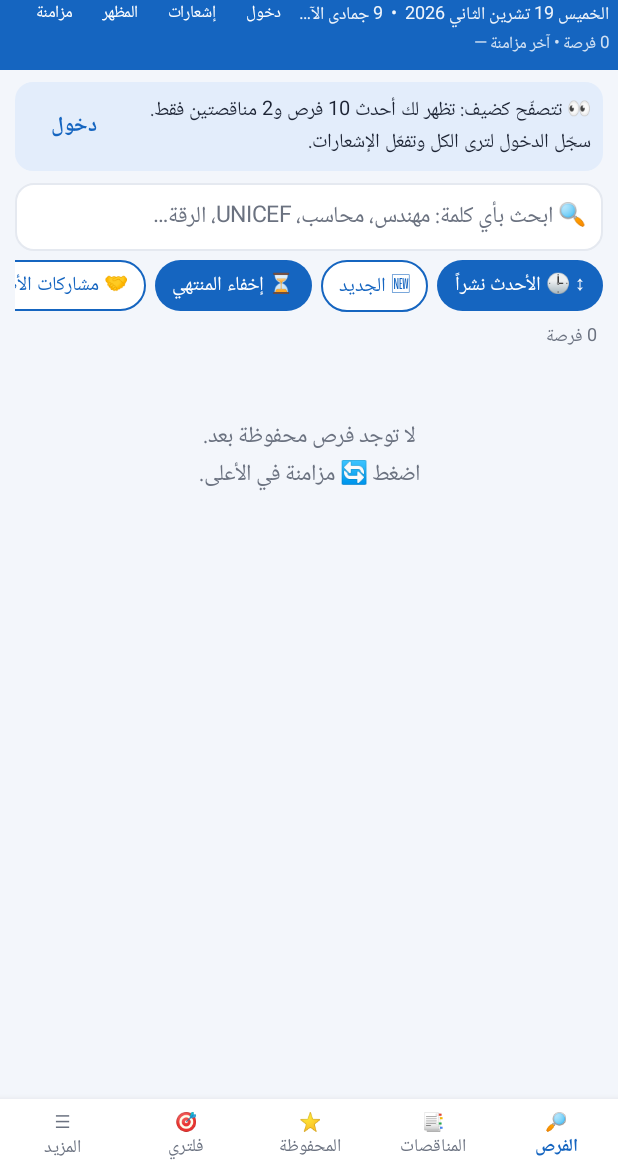
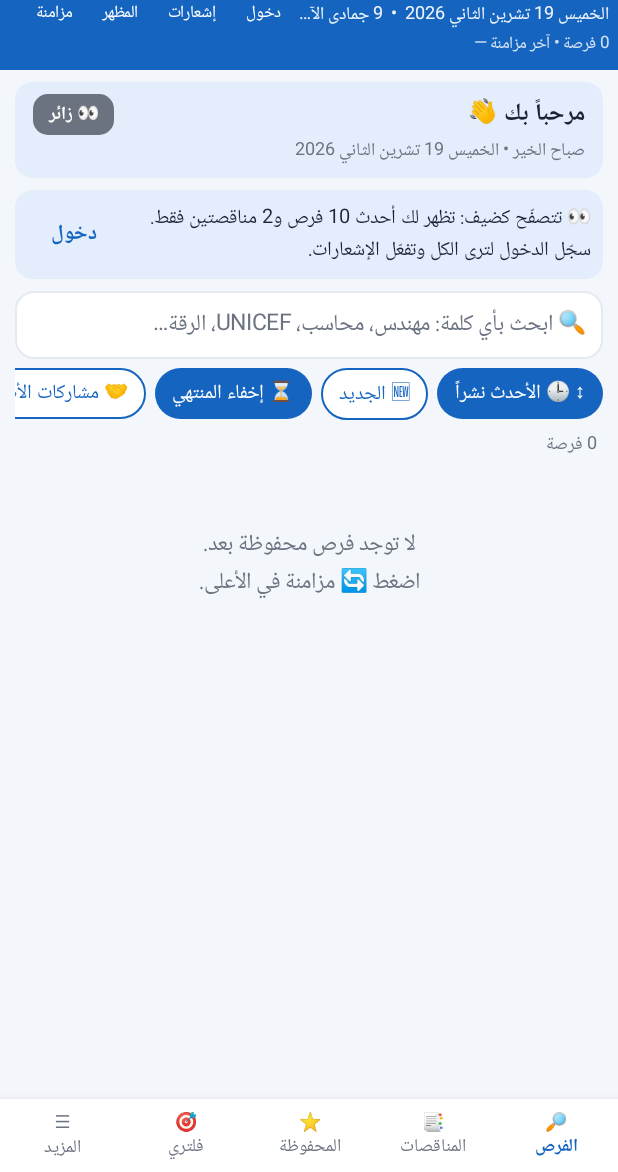
Before and after one commit to makanona-team/wazifati, an Android app: the screen it shows after launch (MainActivity), after a tap on "👀 تصفّح كضيف بدون حساب", on a phone screen of 412 x 824 dp, the part 64-1236 px from its top. Run offline under Robolectric (Android 15) with nearby library versions, the phone set to English and light mode, and no system bars; network calls fail.

Commit message:
Release 2.2: update bar and check on sync, welcome card with role badge, version distribution for admin
Co-Authored-By: Claude Sonnet 5.5 <noreply@anthropic.com>
Claude-Session: https://claude.ai/code/session_015xrSH5pDaPkUDUzr5UHwYm

```diff
--- a/app/build.gradle
+++ b/app/build.gradle
@@ -18,8 +18,8 @@ android {
         applicationId 'com.feras.wazifati'
         minSdk 26
         targetSdk 34
-        versionCode 12
-        versionName '2.1'
+        versionCode 13
+        versionName '2.2'
         buildConfigField 'String', 'API_URL', "\"${apiUrl}\""
         buildConfigField 'String', 'GOOGLE_CLIENT_ID', "\"${googleClientId}\""
     }
--- a/app/src/main/java/com/feras/wazifati/MainActivity.java
+++ b/app/src/main/java/com/feras/wazifati/MainActivity.java
@@ -500,6 +500,7 @@ public class MainActivity extends Activity {
             try { n = Sync.run(app, false); }
             catch (Api.AuthException e) { auth = true; err = e.getMessage(); }
             catch (Throwable e) { err = e.getMessage(); }
+            final Updater.Info upd = Updater.refreshLatest(app, manual) == null ? null : Updater.newer(app);
             final String fe = err;
             final boolean fa = auth;
             final int fn = n;
@@ -516,6 +517,7 @@ public class MainActivity extends Activity {
                 if (!wasSetup && Store.p(this).getBoolean("setup_done", false) && tab == T_FILTER) show(T_JOBS);
                 else if (tab != T_FILTER) show(tab);
                 maybeNagPower();
+                if (manual && upd != null) showUpdateDialog(upd);
             });
         }).start();
     }
@@ -651,6 +653,10 @@ public class MainActivity extends Activity {
         LinearLayout l = new LinearLayout(this);
         l.setOrientation(LinearLayout.VERTICAL);
         l.setPadding(dp(this, 10), dp(this, 8), dp(this, 10), 0);
+
+        l.addView(welcomeCard(), lpm(this, -1, -2, 0, 8));
+        View ub = updateBar();
+        if (ub != null) l.addView(ub, lpm(this, -1, -2, 0, 8));
 
         if (guest()) {
             LinearLayout gb = row(this);
@@ -2124,6 +2130,18 @@ public class MainActivity extends Activity {
             JSONArray a = r.optJSONArray("users");
             if (a == null) return;
             l.addView(section("👥 " + a.length() + " مستخدم"));
+            java.util.TreeMap<String, Integer> vc = new java.util.TreeMap<>((x, y) -> Updater.cmp(y, x));
+            String latest = Store.p(this).getString("upd_ver", "");
+            for (int k = 0; k < a.length(); k++) {
+                JSONObject uu = a.optJSONObject(k);
+                String vv = uu == null ? "" : str(uu, "ver");
+                vc.merge(vv.isEmpty() ? "?" : vv, 1, Integer::sum);
+            }
+            StringBuilder vs = new StringBuilder("📲 النسخ المنتشرة:");
+            for (java.util.Map.Entry<String, Integer> e : vc.entrySet()) vs.append("\n  ").append(e.getKey()).append(" ← ").append(e.getValue()).append(" مستخدم");
+            LinearLayout vcard = card(this);
+            vcard.addView(text(this, vs.toString(), 13, TEXT, false));
+            l.addView(vcard, lpm(this, -1, -2, 0, 8));
             String meEmail = Store.p(this).getString("email", "");
             for (int i = 0; i < a.length(); i++) {
                 JSONObject u = a.optJSONObject(i);
@@ -2137,7 +2155,7 @@ public class MainActivity extends Activity {
                 String model = str(u, "model"), ver = str(u, "ver");
                 c.addView(text(this, "🕒 آخر نشاط: " + (u.optLong("last_seen") > 0 ? ago(u.optLong("last_seen")) : "—")
                         + " • مصادر: " + u.optInt("contrib") + " • مشاركات: " + u.optInt("shares")
-                        + (model.isEmpty() ? "" : "\n📱 " + model + (ver.isEmpty() ? "" : " • v" + ver)), 12, MUTED, false));
+                        + (model.isEmpty() ? "" : "\n📱 " + model + (ver.isEmpty() ? "" : " • v" + ver + (!latest.isEmpty() && Updater.cmp(latest, ver) > 0 ? " 🟠 قديم" : ""))), 12, MUTED, false));
                 if (!email.equals("eng.feras8585@gmail.com") && !email.equals(meEmail)) {
                     LinearLayout r2 = row(this);
                     Button role = button(this, isAdmin ? "إزالة صلاحية الأدمن" : "اجعله أدمن", false);
@@ -2426,12 +2444,62 @@ public class MainActivity extends Activity {
                     if (!quiet) Toast.makeText(this, "لديك آخر إصدار ✅", Toast.LENGTH_SHORT).show();
                     return;
                 }
-                new AlertDialog.Builder(this).setTitle("إصدار جديد " + fi.version)
-                        .setMessage(Updater.clean(fi.notes))
-                        .setPositiveButton("تحميل وتثبيت", (d, w) -> download(fi))
-                        .setNegativeButton("لاحقاً", null).show();
+                showUpdateDialog(fi);
             });
         }).start();
+    }
+
+    private void showUpdateDialog(Updater.Info fi) {
+        if (isFinishing()) return;
+        new AlertDialog.Builder(this).setTitle("إصدار جديد " + fi.version)
+                .setMessage(Updater.clean(fi.notes))
+                .setPositiveButton("تحميل وتثبيت", (d, w) -> download(fi))
+                .setNegativeButton("لاحقاً", null).show();
+    }
+
+    private String roleLabel() {
+        if (guest()) return "👀 زائر";
+        String em = Store.p(this).getString("email", "");
+        if ("eng.feras8585@gmail.com".equalsIgnoreCase(em)) return "🟢 مطوّر التطبيق";
+        return Store.admin(this) ? "🔵 مشرف" : "⚪ مستخدم";
+    }
+
+    private View welcomeCard() {
+        LinearLayout w = new LinearLayout(this);
+        w.setOrientation(LinearLayout.VERTICAL);
+        w.setBackground(round(this, PRIMARY_LIGHT, 12));
+        w.setPadding(dp(this, 12), dp(this, 8), dp(this, 12), dp(this, 8));
+        int h = java.util.Calendar.getInstance().get(java.util.Calendar.HOUR_OF_DAY);
+        String greet = h < 12 ? "صباح الخير" : (h < 18 ? "مساء الخير" : "مساء النور");
+        String full = Store.p(this).getString("uname", "").trim();
+        String first = full.isEmpty() ? "" : full.split("\\s+")[0];
+        String hi = guest() || first.isEmpty() ? "مرحباً بك 👋" : "مرحباً " + first + " 👋";
+        LinearLayout r = row(this);
+        r.addView(text(this, hi, 16, TEXT, true), new LinearLayout.LayoutParams(0, -2, 1));
+        TextView badge = text(this, roleLabel(), 12, Color.WHITE, true);
+        badge.setBackground(round(this, guest() ? MUTED : (Store.admin(this) ? GREEN : PRIMARY), 10));
+        badge.setPadding(dp(this, 10), dp(this, 3), dp(this, 10), dp(this, 3));
+        r.addView(badge);
+        w.addView(r);
+        String date = new java.text.SimpleDateFormat("EEEE d MMMM yyyy", java.util.Locale.forLanguageTag("ar-SY-u-nu-latn")).format(new java.util.Date());
+        w.addView(text(this, greet + " • " + date, 12, MUTED, false));
+        return w;
+    }
+
+    private View updateBar() {
+        Updater.Info n = Updater.newer(this);
+        if (n == null || System.currentTimeMillis() - Store.p(this).getLong("upd_bar_hide", 0) < 24 * 3600_000L) return null;
+        LinearLayout sb = row(this);
+        sb.setBackground(round(this, 0xFFD7F5DD, 12));
+        sb.setPadding(dp(this, 12), dp(this, 8), dp(this, 8), dp(this, 8));
+        TextView t = text(this, "🆕 إصدار " + n.version + " متاح — اضغط للتحديث", 13, TEXT, true);
+        t.setOnClickListener(v -> showUpdateDialog(n));
+        sb.addView(t, new LinearLayout.LayoutParams(0, -2, 1));
+        TextView x = text(this, "✕", 18, MUTED, true);
+        x.setPadding(dp(this, 12), dp(this, 4), dp(this, 8), dp(this, 4));
+        x.setOnClickListener(v -> { Store.p(this).edit().putLong("upd_bar_hide", System.currentTimeMillis()).apply(); show(tab); });
+        sb.addView(x);
+        return sb;
     }
 
     @SuppressWarnings("deprecation")
--- a/app/src/main/java/com/feras/wazifati/Updater.java
+++ b/app/src/main/java/com/feras/wazifati/Updater.java
@@ -119,6 +119,33 @@ public final class Updater {
     }
 
     /** فحص تلقائي مرة كل 24 ساعة؛ إشعار عند وجود إصدار جديد. */
+    /** يحفظ آخر إصدار منشور ليعرضه التطبيق كشريط. force=false: لا أكثر من مرة كل 3 ساعات. يُستدعى من خيط خلفي. */
+    public static Info refreshLatest(Context c, boolean force) {
+        SharedPreferences p = Store.p(c);
+        long now = System.currentTimeMillis();
+        if (!force && now - p.getLong("upd_chk", 0) < 3 * 3_600_000L) return stored(c);
+        try {
+            Info i = fetch();
+            if (!i.version.isEmpty()) p.edit().putLong("upd_chk", now).putString("upd_ver", i.version).putString("upd_notes", i.notes).putString("upd_apk", i.apkUrl).apply();
+            return stored(c);
+        } catch (Throwable e) { return stored(c); }
+    }
+
+    /** آخر إصدار معروف إن كان أحدث من المثبّت، وإلا null. */
+    public static Info newer(Context c) {
+        Info i = stored(c);
+        return !i.version.isEmpty() && cmp(i.version, current(c)) > 0 ? i : null;
+    }
+
+    static Info stored(Context c) {
+        SharedPreferences p = Store.p(c);
+        Info i = new Info();
+        i.version = p.getString("upd_ver", "");
+        i.notes = p.getString("upd_notes", "");
+        i.apkUrl = p.getString("upd_apk", "");
+        return i;
+    }
+
     public static void autoCheck(Context c) {
         SharedPreferences p = Store.p(c);
         if (!p.getBoolean("auto_update", true)) return;
```
Also changed, not shown: 1 other file.
